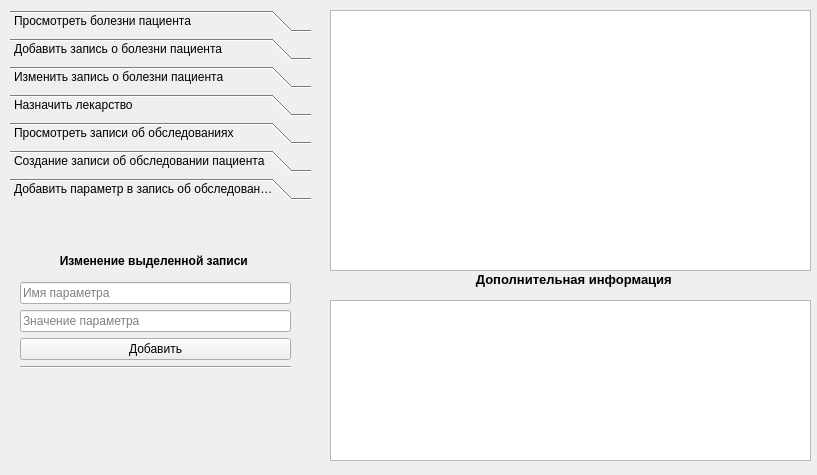
Old version of the form client/gui/ui/doc_window.ui in the repository Banifest/HospitalDB.
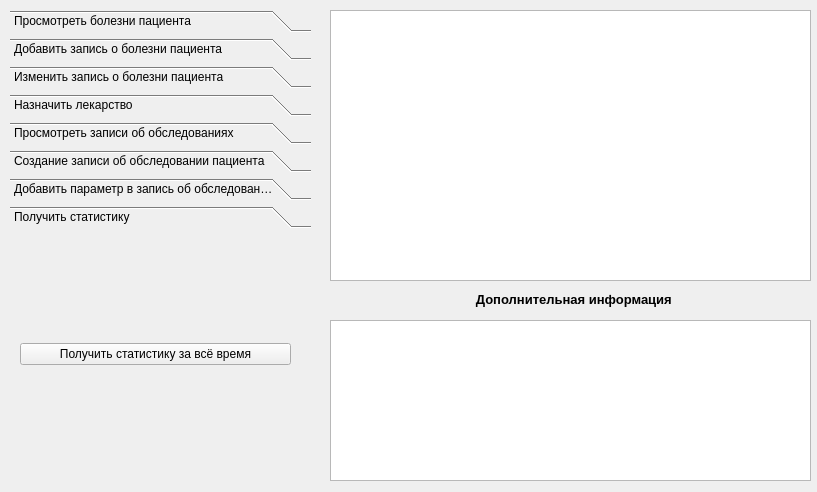
New version of the form. Icons and pictures are not drawn.

Commit message: добавлена статистика

What changed in the file:
```diff
--- a/client/gui/ui/doc_window.ui
+++ b/client/gui/ui/doc_window.ui
@@ -7,7 +7,7 @@
                 <x>0</x>
                 <y>0</y>
                 <width>817</width>
-                <height>475</height>
+                <height>492</height>
             </rect>
         </property>
         <property name="windowTitle">
@@ -1244,7 +1244,7 @@
                     <x>10</x>
                     <y>10</y>
                     <width>301</width>
-                    <height>451</height>
+                    <height>471</height>
                 </rect>
             </property>
             <property name="minimumSize">
@@ -1254,7 +1254,7 @@
                 </size>
             </property>
             <property name="currentIndex">
-                <number>6</number>
+                <number>7</number>
             </property>
             <property name="tabSpacing">
                 <number>6</number>
@@ -1619,7 +1619,7 @@
                         <x>0</x>
                         <y>0</y>
                         <width>291</width>
-                        <height>252</height>
+                        <height>245</height>
                     </rect>
                 </property>
                 <attribute name="label">
@@ -1675,6 +1675,38 @@
                     </layout>
                 </widget>
             </widget>
+            <widget class="QWidget" name="page_7">
+                <property name="geometry">
+                    <rect>
+                        <x>0</x>
+                        <y>0</y>
+                        <width>291</width>
+                        <height>245</height>
+                    </rect>
+                </property>
+                <attribute name="label">
+                    <string>Получить статистику</string>
+                </attribute>
+                <widget class="QWidget" name="gridLayoutWidget_8">
+                    <property name="geometry">
+                        <rect>
+                            <x>10</x>
+                            <y>10</y>
+                            <width>271</width>
+                            <height>221</height>
+                        </rect>
+                    </property>
+                    <layout class="QGridLayout" name="gridLayout_8">
+                        <item row="0" column="0">
+                            <widget class="QPushButton" name="get_stat_by_all_time">
+                                <property name="text">
+                                    <string>Получить статистику за всё время</string>
+                                </property>
+                            </widget>
+                        </item>
+                    </layout>
+                </widget>
+            </widget>
         </widget>
         <widget class="QTableWidget" name="table">
             <property name="geometry">
@@ -1682,7 +1714,7 @@
                     <x>330</x>
                     <y>10</y>
                     <width>481</width>
-                    <height>261</height>
+                    <height>271</height>
                 </rect>
             </property>
             <property name="selectionMode">
@@ -1696,7 +1728,7 @@
             <property name="geometry">
                 <rect>
                     <x>360</x>
-                    <y>270</y>
+                    <y>290</y>
                     <width>431</width>
                     <height>20</height>
                 </rect>
@@ -1711,7 +1743,7 @@
             <property name="geometry">
                 <rect>
                     <x>330</x>
-                    <y>300</y>
+                    <y>320</y>
                     <width>481</width>
                     <height>161</height>
                 </rect>
```
Left out of the diff: 12 changed lines with no effect on the pictures. The commit also changes 2 other files.
